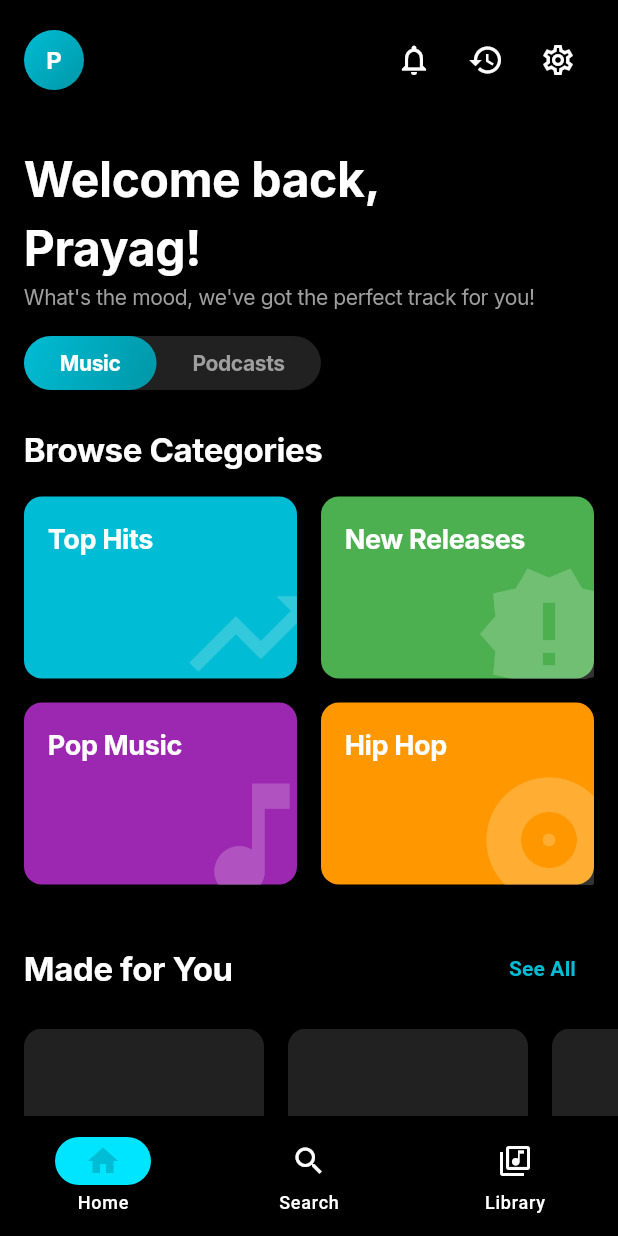
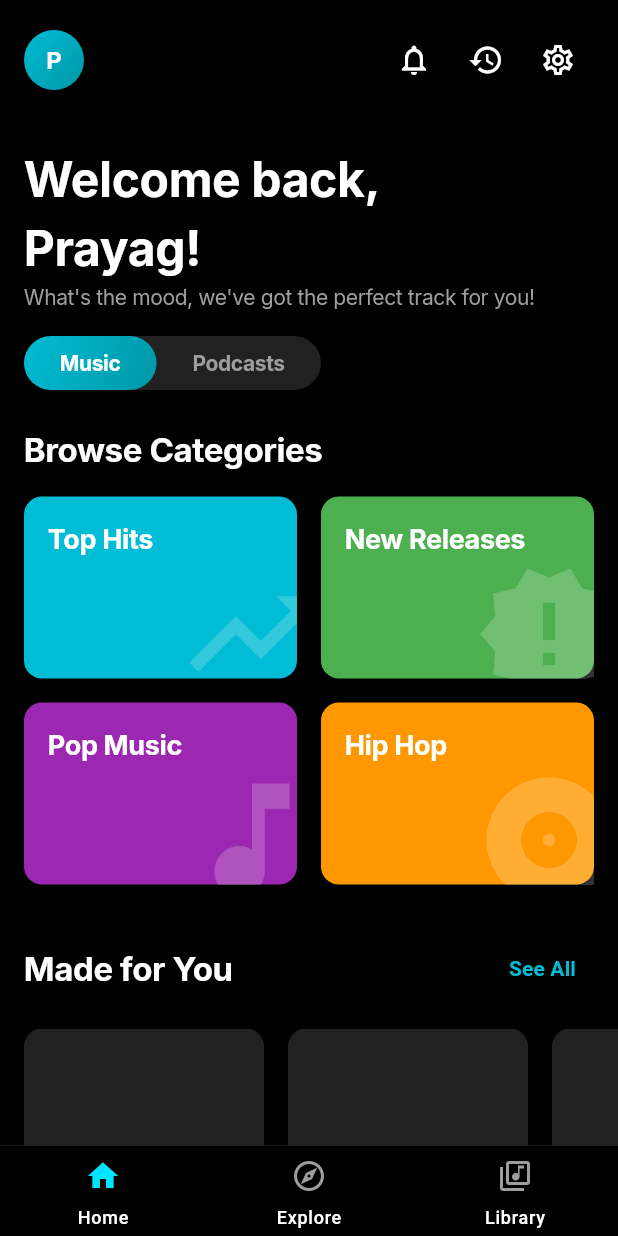
Before and after one commit to sparth292/MuseFlow, a Flutter app: the screen it shows after launch, on a phone screen of 412 x 824 dp. Run offline on Flutter 3.47's test engine with Material 3 defaults, Android fonts, the phone set to English and light mode, and no system bars; our stand-ins replace audio_video_progress_bar, cached_network_image, google_fonts, just_audio, marquee, shared_preferences and 1 more; missing offline and left inert: youtube_explode_dart; accounts and stored records are empty.

Commit message:
Frontend Revamp WIP

```diff
--- a/lib/main.dart
+++ b/lib/main.dart
@@ -1,7 +1,7 @@
 import 'package:flutter/material.dart';
 import 'package:provider/provider.dart';
 import 'package:iluvmusik/screens/home_screen.dart';
-import 'package:iluvmusik/screens/search_screen.dart';
+import 'package:iluvmusik/screens/explore_screen.dart';
 import 'package:iluvmusik/screens/library_screen.dart';
 import 'package:iluvmusik/widgets/bottom_nav_bar.dart';
 import 'package:iluvmusik/widgets/mini_player.dart';
@@ -23,6 +23,7 @@
         title: 'iLuvMusik',
         theme: AppTheme.darkTheme,
         home: const MainScreen(),
+        debugShowCheckedModeBanner: false,
       ),
     );
   }
@@ -40,7 +41,7 @@
 
   final List<Widget> _screens = [
     HomeScreen(),
-    SearchScreen(),
+    ExploreScreen(),
     LibraryScreen(),
   ];
 
@@ -59,32 +60,45 @@
               mainAxisSize: MainAxisSize.min,
               children: [
                 const MiniPlayer(),
-                NavigationBar(
+                Container(
+                  decoration: BoxDecoration(
+                    color: Colors.black,
+                    border: Border(
+                      top: BorderSide(
+                        color: Colors.grey[900]!,
+                        width: 0.5,
+                      ),
+                    ),
+                  ),
+                  child: NavigationBar(
+                    height: 60,
                     backgroundColor: Colors.black,
+                    indicatorColor: Colors.transparent,
                     selectedIndex: _currentIndex,
+                    labelBehavior: NavigationDestinationLabelBehavior.alwaysShow,
                     onDestinationSelected: (index) {
                       setState(() {
                         _currentIndex = index;
                       });
                     },
-                  destinations: const [
+                    destinations: [
                       NavigationDestination(
-                      icon: Icon(Icons.home_outlined),
-                      selectedIcon: Icon(Icons.home, color: Colors.cyan),
+                        icon: Icon(Icons.home_outlined, color: Colors.grey),
+                        selectedIcon: Icon(Icons.home, color: Color(0xFF00E5FF)),
                         label: 'Home',
                       ),
                       NavigationDestination(
-                      icon: Icon(Icons.search_outlined),
-                      selectedIcon: Icon(Icons.search, color: Colors.cyan),
-                      label: 'Search',
+                        icon: Icon(Icons.explore_outlined, color: Colors.grey),
+                        selectedIcon: Icon(Icons.explore, color: Color(0xFF00E5FF)),
+                        label: 'Explore',
                       ),
                       NavigationDestination(
-                      icon: Icon(Icons.library_music_outlined),
-                      selectedIcon:
-                          Icon(Icons.library_music, color: Colors.cyan),
+                        icon: Icon(Icons.library_music_outlined, color: Colors.grey),
+                        selectedIcon: Icon(Icons.library_music, color: Color(0xFF00E5FF)),
                         label: 'Library',
                       ),
                     ],
+                  ),
                 ),
               ],
             ),
```
Also changed, not shown: lib/screens/explore_screen.dart (+134 -73 lines), pubspec.lock. Lines whose indentation alone changed are shown as unchanged.
